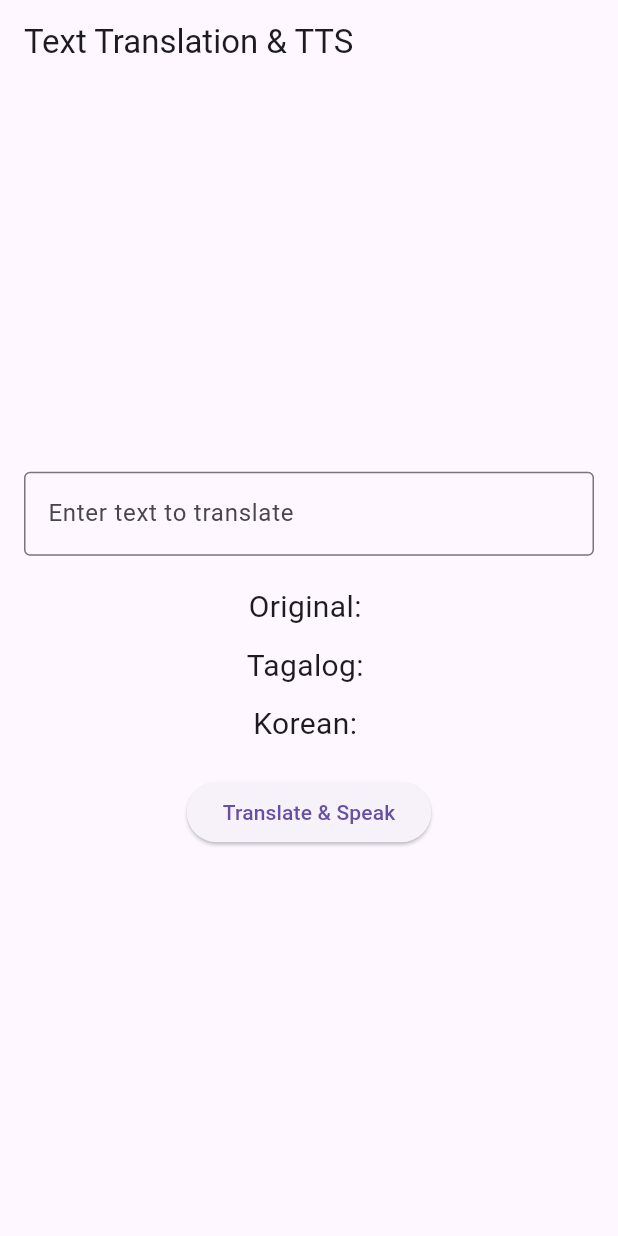
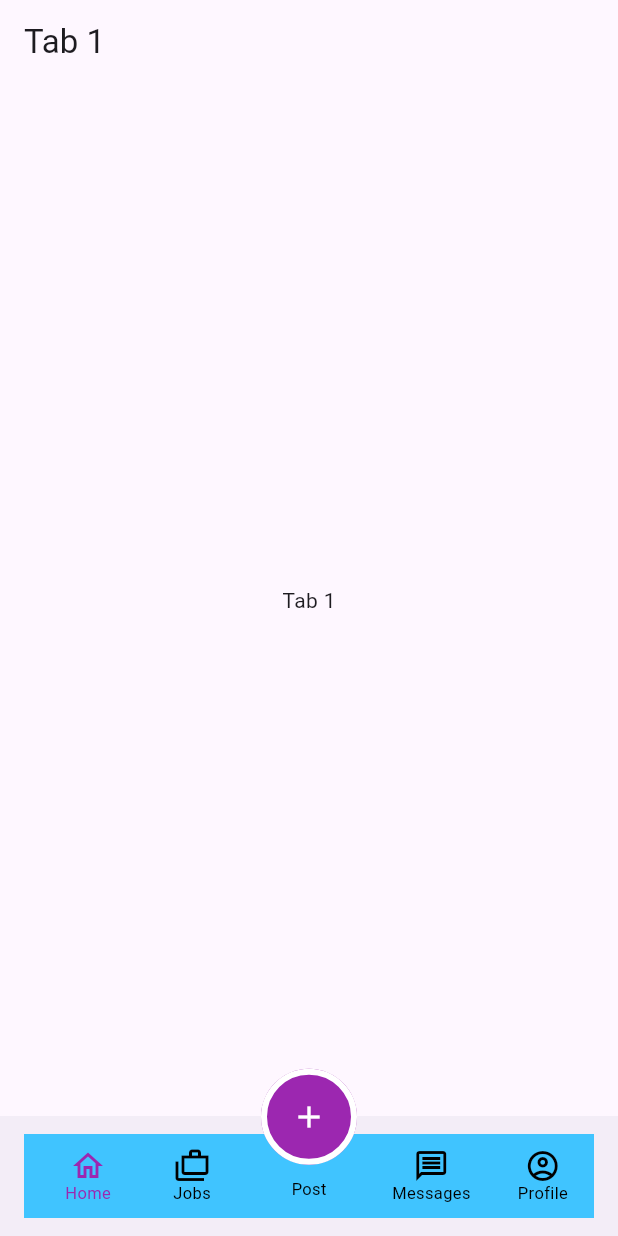
Before and after one commit to Chisei1899/AppDevMobile, a Flutter app: the screen it shows after launch, on a phone screen of 412 x 824 dp. Run offline on Flutter 3.47's test engine with Material 3 defaults, Android fonts, the phone set to English and light mode, and no system bars.

Commit message:
Need to change the navbar to fit the whole screen instead

```diff
--- a/lib/main.dart
+++ b/lib/main.dart
@@ -1,121 +1,22 @@
+import 'package:custom_bottom_nav_flutter/main_screen.dart';
 import 'package:flutter/material.dart';
-import 'package:flutter_tts/flutter_tts.dart';
-import 'package:translator/translator.dart';
 
 void main() {
-  runApp(MyApp());
+  runApp(const MyApp());
 }
 
 class MyApp extends StatelessWidget {
+  const MyApp({super.key});
+
   @override
   Widget build(BuildContext context) {
     return MaterialApp(
       debugShowCheckedModeBanner: false,
-      home: TranslationScreen(),
+      theme: ThemeData(
+        primaryColor: Colors.green,
+        primarySwatch: Colors.green,
+      ),
+      home: const MainScreen(),
     );
   }
 }
-
-class TranslationScreen extends StatefulWidget {
-  @override
-  _TranslationScreenState createState() => _TranslationScreenState();
-}
-
-class _TranslationScreenState extends State<TranslationScreen> {
-  FlutterTts flutterTts = FlutterTts();
-  final translator = GoogleTranslator();
-  String originalText = "";
-  String translatedTextTagalog = "";
-  String translatedTextKorean = "";
-
-  // Function to convert text to speech
-  Future<void> _speak(String text, String languageCode) async {
-    await flutterTts.setLanguage(languageCode);
-    await flutterTts.setPitch(1.0);
-    await flutterTts.speak(text);
-  }
-
-  // Function to translate text
-  Future<void> _translateText(String text) async {
-    try {
-      // Translate to Tagalog
-      final translationTagalog = await translator.translate(text, to: 'tl');
-      // Translate to Korean
-      final translationKorean = await translator.translate(text, to: 'ko');
-
-      setState(() {
-        translatedTextTagalog = translationTagalog.text;
-        translatedTextKorean = translationKorean.text;
-      });
-
-      // Dictate translated text
-      await _speak(translatedTextTagalog, 'tl-PH'); // Tagalog
-      await _speak(translatedTextKorean, 'ko-KR'); // Korean
-    } catch (e) {
-      print("Translation error: $e");
-      setState(() {
-        translatedTextTagalog = "Translation failed";
-        translatedTextKorean = "Translation failed";
-      });
-    }
-  }
-
-  @override
-  Widget build(BuildContext context) {
-    return Scaffold(
-      appBar: AppBar(title: Text("Text Translation & TTS")),
-      body: Padding(
-        padding: EdgeInsets.all(16.0),
-        child: Column(
-          mainAxisAlignment: MainAxisAlignment.center,
-          children: [
-            // Text input field
-            TextField(
-              decoration: InputDecoration(
-                labelText: "Enter text to translate",
-                border: OutlineInputBorder(),
-              ),
-              onChanged: (value) {
-                setState(() {
-                  originalText = value;
-                });
-              },
-            ),
-            SizedBox(height: 20),
-            // Display original text
-            Text(
-              "Original: $originalText",
-              style: TextStyle(fontSize: 20),
-            ),
-            SizedBox(height: 10),
-            // Display translated text (Tagalog)
-            Text(
-              "Tagalog: $translatedTextTagalog",
-              style: TextStyle(fontSize: 20),
-            ),
-            SizedBox(height: 10),
-            // Display translated text (Korean)
-            Text(
-              "Korean: $translatedTextKorean",
-              style: TextStyle(fontSize: 20),
-            ),
-            SizedBox(height: 20),
-            // Button to trigger translation and TTS
-            ElevatedButton(
-              onPressed: () {
-                if (originalText.isNotEmpty) {
-                  _translateText(originalText);
-                } else {
-                  ScaffoldMessenger.of(context).showSnackBar(
-                    SnackBar(content: Text("Please enter some text to translate")),
-                  );
-                }
-              },
-              child: Text("Translate & Speak"),
-            ),
-          ],
-        ),
-      ),
-    );
-  }
-}
--- /dev/null
+++ b/lib/main_screen.dart
@@ -0,0 +1,155 @@
+import 'package:custom_bottom_nav_flutter/nav_bar.dart';
+import 'package:custom_bottom_nav_flutter/nav_model.dart';
+import 'package:flutter/material.dart';
+
+class MainScreen extends StatefulWidget {
+  const MainScreen({super.key});
+
+  @override
+  State<MainScreen> createState() => _MainScreenState();
+}
+
+class _MainScreenState extends State<MainScreen> {
+  final homeNavKey = GlobalKey<NavigatorState>();
+  final searchNavKey = GlobalKey<NavigatorState>();
+  final notificationNavKey = GlobalKey<NavigatorState>();
+  final profileNavKey = GlobalKey<NavigatorState>();
+  int selectedTab = 0;
+  List<NavModel> items = [];
+
+  @override
+  void initState() {
+    super.initState();
+    items = [
+      NavModel(
+        page: const TabPage(tab: 1),
+        navKey: homeNavKey,
+      ),
+      NavModel(
+        page: const TabPage(tab: 2),
+        navKey: searchNavKey,
+      ),
+      NavModel(
+        page: const TabPage(tab: 3),
+        navKey: notificationNavKey,
+      ),
+      NavModel(
+        page: const TabPage(tab: 4),
+        navKey: profileNavKey,
+      ),
+    ];
+  }
+
+  @override
+  Widget build(BuildContext context) {
+    return WillPopScope(
+      onWillPop: () {
+        if (items[selectedTab].navKey.currentState?.canPop() ?? false) {
+          items[selectedTab].navKey.currentState?.pop();
+          return Future.value(false);
+        } else {
+          return Future.value(true);
+        }
+      },
+      child: Scaffold(
+        body: IndexedStack(
+          index: selectedTab,
+          children: items
+              .map((page) => Navigator(
+            key: page.navKey,
+            onGenerateInitialRoutes: (navigator, initialRoute) {
+              return [
+                MaterialPageRoute(builder: (context) => page.page)
+              ];
+            },
+          ))
+              .toList(),
+        ),
+        floatingActionButtonLocation: FloatingActionButtonLocation.centerDocked,
+        floatingActionButton: Container(
+          margin: const EdgeInsets.only(top: 25),
+          child: Column(
+            mainAxisSize: MainAxisSize.min,
+            children: [
+              SizedBox(
+                height: 64,
+                width: 64,
+                child: FloatingActionButton(
+                  backgroundColor: Colors.purple,
+                  elevation: 0,
+                  onPressed: () => debugPrint("Add Button pressed"),
+                  shape: RoundedRectangleBorder(
+                    side: const BorderSide(width: 4, color: Colors.white),
+                    borderRadius: BorderRadius.circular(100),
+                  ),
+                  child: const Icon(
+                    Icons.add,
+                    color: Colors.white,
+                  ),
+                ),
+              ),
+              const SizedBox(height: 8),
+              const Text(
+                'Post',
+                style: TextStyle(
+                  fontSize: 11,
+                  color: Colors.black,
+                ),
+              ),
+            ],
+          ),
+        ),
+        bottomNavigationBar: NavBar(
+          pageIndex: selectedTab,
+          onTap: (index) {
+            if (index == selectedTab) {
+              items[index]
+                  .navKey
+                  .currentState
+                  ?.popUntil((route) => route.isFirst);
+            } else {
+              setState(() {
+                selectedTab = index;
+              });
+            }
+          },
+        ),
+      ),
+    );
+  }
+}
+
+class TabPage extends StatelessWidget {
+  final int tab;
+
+  const TabPage({Key? key, required this.tab}) : super(key: key);
+
+  @override
+  Widget build(BuildContext context) {
+    return Scaffold(
+      appBar: AppBar(title: Text('Tab $tab')),
+      body: Center(
+        child: Column(
+          mainAxisAlignment: MainAxisAlignment.center,
+          children: [
+            Text('Tab $tab'),
+          ],
+        ),
+      ),
+    );
+  }
+}
+
+class Page extends StatelessWidget {
+  final int tab;
+
+  const Page({super.key, required this.tab});
+
+  @override
+  Widget build(BuildContext context) {
+    return Scaffold(
+      appBar: AppBar(title: Text('Page Tab $tab')),
+      body: Center(child: Text('Tab $tab')),
+    );
+  }
+}
--- /dev/null
+++ b/lib/nav_bar.dart
@@ -0,0 +1,96 @@
+import 'package:flutter/material.dart';
+
+class NavBar extends StatelessWidget {
+  final int pageIndex;
+  final Function(int) onTap;
+
+  const NavBar({
+    super.key,
+    required this.pageIndex,
+    required this.onTap,
+  });
+
+  @override
+  Widget build(BuildContext context) {
+    return BottomAppBar(
+      elevation: 0.0,
+      child: ClipRRect(
+        child: Container(
+          color: Colors.lightBlueAccent,
+          padding: const EdgeInsets.symmetric(vertical: 9),
+          child: Row(
+            mainAxisAlignment: MainAxisAlignment.spaceBetween,
+            children: [
+              Expanded(
+                child: Row(
+                  mainAxisAlignment: MainAxisAlignment.spaceEvenly,
+                  children: [
+                    Padding(
+                      padding: const EdgeInsets.symmetric(horizontal: 0),
+                      child: _buildNavColumn(0, Icons.home_outlined, 'Home'),
+                    ),
+                    Padding(
+                      padding: const EdgeInsets.symmetric(horizontal: 14),
+                      child: _buildNavColumn(1, Icons.cases_outlined, 'Jobs'),
+                    ),
+                  ],
+                ),
+              ),
+
+              const SizedBox(width: 48),
+
+              Expanded(
+                child: Row(
+                  mainAxisAlignment: MainAxisAlignment.spaceEvenly,
+                  children: [
+                    Padding(
+                      padding: const EdgeInsets.symmetric(horizontal: 14),
+                      child: _buildNavColumn(2, Icons.message_outlined, 'Messages'),
+                    ),
+                    Padding(
+                      padding: const EdgeInsets.symmetric(horizontal: 0),
+                      child: _buildNavColumn(3, Icons.account_circle_outlined, 'Profile'),
+                    ),
+                  ],
+                ),
+              ),
+            ],
+          ),
+        ),
+      ),
+    );
+  }
+
+  Widget _buildNavColumn(int index, IconData icon, String label) {
+    return Column(
+      mainAxisSize: MainAxisSize.min,
+      children: [
+        navItem(
+          icon,
+          pageIndex == index,
+          onTap: () => onTap(index),
+        ),
+        const SizedBox(height: 4),
+        Text(
+          label,
+          style: TextStyle(
+            fontSize: 11,
+            color: pageIndex == index ? Colors.purple : Colors.black,
+          ),
+        ),
+      ],
+    );
+  }
+
+  Widget navItem(IconData icon, bool selected, {Function()? onTap}) {
+    return Expanded(
+      child: InkWell(
+        onTap: onTap,
+        child: Icon(
+          icon,
+          color: selected ? Colors.purple : Colors.black,
+        ),
+      ),
+    );
+  }
+}
--- /dev/null
+++ b/lib/nav_model.dart
@@ -0,0 +1,8 @@
+import 'package:flutter/material.dart';
+
+class NavModel {
+  final Widget page;
+  final GlobalKey<NavigatorState> navKey;
+
+  NavModel({required this.page, required this.navKey});
+}
```
Also changed, not shown: pubspec.yaml (+9 -10 lines), pubspec.lock, 4 other files.
